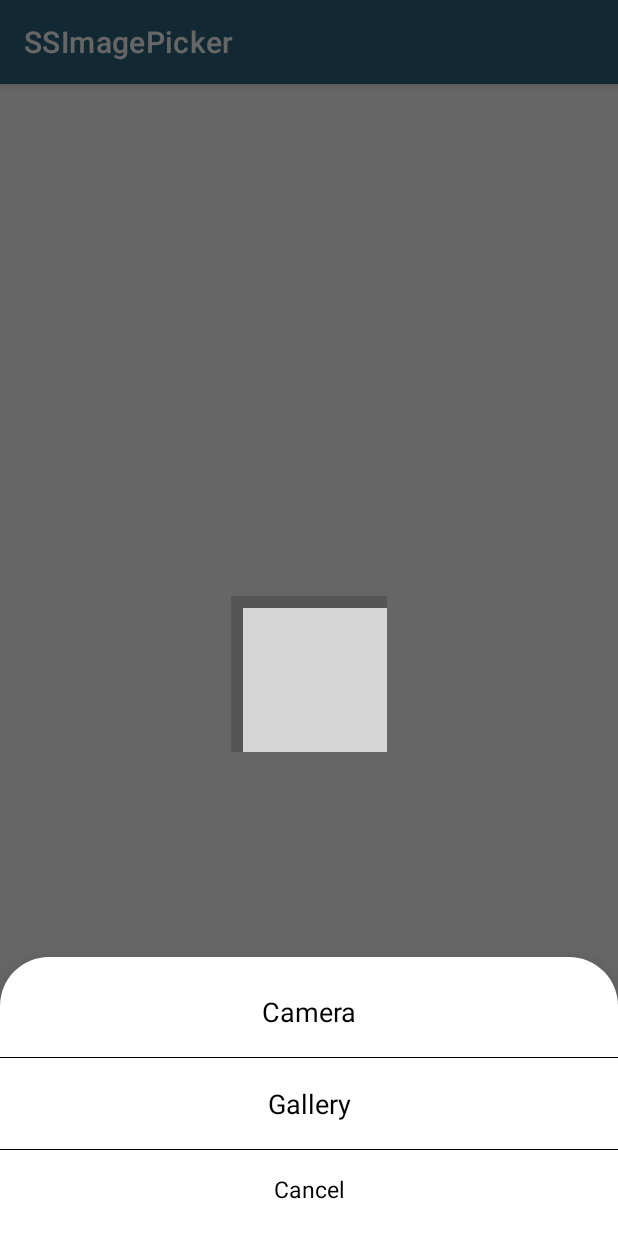
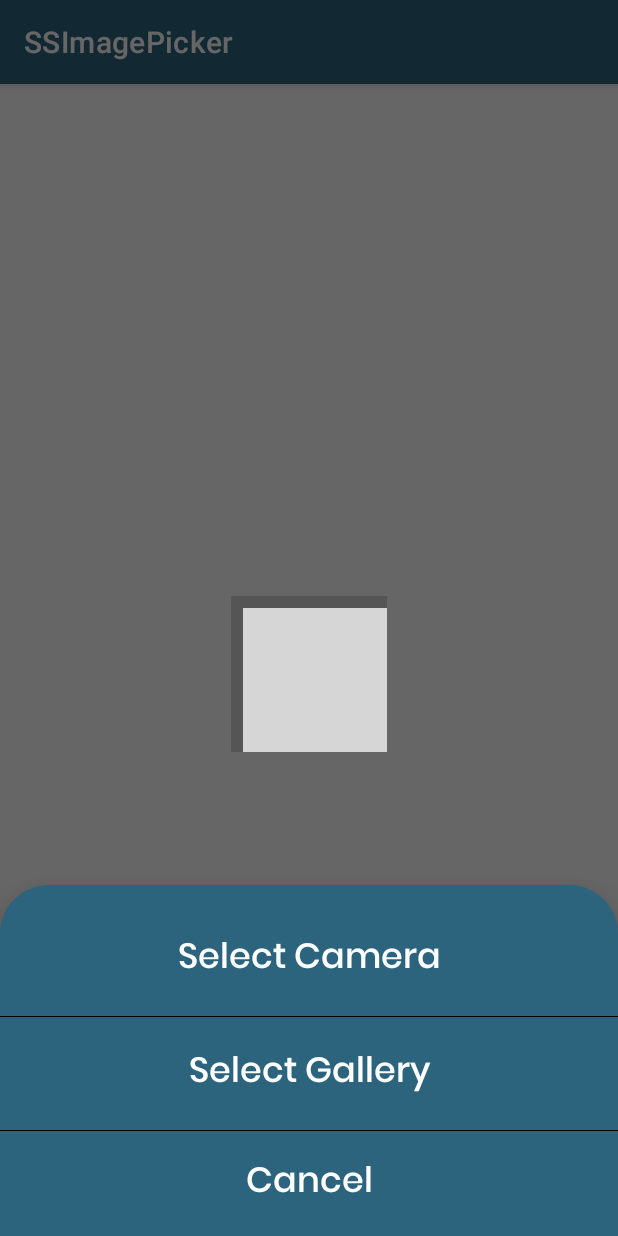
Before and after one commit to SimformSolutionsPvtLtd/SSImagePicker, an Android app: the screen it shows after launch (MainActivity), after a tap on an icon or button, on a phone screen of 412 x 824 dp. Run offline under Robolectric (Android 15) with nearby library versions, the phone set to English and light mode, and no system bars; our stand-ins replace data binding, sdp/ssp sizes; grey boxes are pictures that could not be loaded.

Commit message:
feature: add customizations in bottomsheet

```diff
--- a/app/src/main/java/com/ssimagepicker/app/MainActivity.kt
+++ b/app/src/main/java/com/ssimagepicker/app/MainActivity.kt
@@ -6,6 +6,8 @@ import android.net.Uri
 import androidx.appcompat.app.AppCompatActivity
 import android.os.Bundle
 import android.view.View
+import androidx.annotation.DrawableRes
+import androidx.core.content.ContextCompat
 import com.app.imagepickerlibrary.ImagePickerActivityClass
 import com.app.imagepickerlibrary.ImagePickerBottomsheet
 import com.app.imagepickerlibrary.bottomSheetActionCamera
@@ -20,7 +22,7 @@ class MainActivity : AppCompatActivity(), View.OnClickListener, ImagePickerBotto
     override fun onCreate(savedInstanceState: Bundle?) {
         super.onCreate(savedInstanceState)
         setContentView(R.layout.activity_main)
-        imagePicker = ImagePickerActivityClass(this,this,this)
+        imagePicker = ImagePickerActivityClass(this, this, this)
     }
 
     override fun onClick(v: View?) {
@@ -43,19 +45,35 @@ class MainActivity : AppCompatActivity(), View.OnClickListener, ImagePickerBotto
         }
     }
 
+    //Override this method for customization of bottomsheet
+    override fun doCustomisations(fragment: ImagePickerBottomsheet) {
+        fragment.apply {
+            //Customize button text
+            setButtonText(cameraButtonText = "Select Camera", galleryButtonText = "Select Gallery", cancelButtonText = "Cancel")
+
+            //Customize button text color
+            setButtonColors(galleryButtonColor = ContextCompat.getColor(requireContext(), R.color.white))
+
+            //For more customization make a style in your styles xml and pass it to this method. (This will override above method result).
+            setTextAppearance(R.style.fontForNotificationLandingPage)
+
+            //To customize bottomsheet style
+            setBottomSheetBackgroundStyle(R.drawable.drawable_bottom_sheet_dialog)
+        }
+    }
+
     @SuppressLint("MissingSuperCall")
-    override fun onRequestPermissionsResult(requestCode: Int, permissions: Array<out String>, grantResults: IntArray
-    ) {
+    override fun onRequestPermissionsResult(requestCode: Int, permissions: Array<out String>, grantResults: IntArray) {
         imagePicker.onRequestPermissionsResult(requestCode, permissions, grantResults)
     }
 
     @SuppressLint("MissingSuperCall")
     override fun onActivityResult(requestCode: Int, resultCode: Int, data: Intent?) {
-       imagePicker.onActivityResult(requestCode, resultCode, data)
+        imagePicker.onActivityResult(requestCode, resultCode, data)
     }
 
     override fun returnString(item: Uri?) {
-        imageViewEditProfile.loadImage(item, isCircle = true){}
+        imageViewEditProfile.loadImage(item, isCircle = true) {}
     }
 
 }
--- a/app/src/main/res/drawable/drawable_bottom_sheet_dialog.xml
+++ b/app/src/main/res/drawable/drawable_bottom_sheet_dialog.xml
@@ -5,5 +5,5 @@
         android:topLeftRadius="@dimen/_25sdp"
         android:topRightRadius="@dimen/_25sdp" />
     <padding android:top="@dimen/_5sdp" />
-    <solid android:color="@color/white" />
+    <solid android:color="@color/colorPrimary" />
 </shape>
--- a/app/src/main/res/values/themes.xml
+++ b/app/src/main/res/values/themes.xml
@@ -28,4 +28,10 @@
         <item name="android:background">@drawable/drawable_bottom_sheet_dialog</item>
     </style>
 
+    <style name="fontForNotificationLandingPage" parent="Widget.AppCompat.TextView">
+        <item name="android:fontFamily">@font/poppins_medium</item>
+        <item name="android:textColor">@color/white</item>
+        <item name="android:textSize">@dimen/_18ssp</item>
+    </style>
+
 </resources>
--- a/imagepickerlibrary/src/main/java/com/app/imagepickerlibrary/ImagePickerBottomsheet.kt
+++ b/imagepickerlibrary/src/main/java/com/app/imagepickerlibrary/ImagePickerBottomsheet.kt
@@ -2,11 +2,17 @@ package com.app.imagepickerlibrary
 
 import android.app.Dialog
 import android.content.Context
+import android.os.Build
 import android.os.Bundle
 import android.view.LayoutInflater
 import android.view.View
 import android.view.ViewGroup
+import androidx.annotation.ColorInt
+import androidx.annotation.DrawableRes
 import androidx.annotation.LayoutRes
+import androidx.annotation.RequiresApi
+import androidx.annotation.StyleRes
+import androidx.core.content.ContextCompat
 import androidx.databinding.DataBindingUtil
 import com.app.imagepickerlibrary.databinding.BottomsheetLayoutUploadImageOptionsBinding
 import com.google.android.material.bottomsheet.BottomSheetBehavior
@@ -14,9 +20,10 @@ import com.google.android.material.bottomsheet.BottomSheetDialog
 import com.google.android.material.bottomsheet.BottomSheetDialogFragment
 
 class ImagePickerBottomsheet(@LayoutRes val layoutId: Int = R.layout.bottomsheet_layout_upload_image_options) :
-    BottomSheetDialogFragment(), View.OnClickListener {
+        BottomSheetDialogFragment(), View.OnClickListener {
 
     private var mListener: ItemClickListener? = null
+    lateinit var binding: BottomsheetLayoutUploadImageOptionsBinding
 
     override fun getTheme(): Int {
         return R.style.RoundBottomSheetDialogThemeWhite
@@ -32,19 +39,22 @@ class ImagePickerBottomsheet(@LayoutRes val layoutId: Int = R.layout.bottomsheet
             val bottomSheetInternal = bottomSheetDialog.findViewById<View>(com.google.android.material.R.id.design_bottom_sheet) as View
             BottomSheetBehavior.from(bottomSheetInternal).state = BottomSheetBehavior.STATE_EXPANDED
         }
-        return initializeDataBinding()?.root
+        initializeDataBinding()
+        return binding.root
     }
 
     private fun initializeDataBinding(): BottomsheetLayoutUploadImageOptionsBinding? {
-        return DataBindingUtil.inflate<BottomsheetLayoutUploadImageOptionsBinding>(LayoutInflater.from(requireContext()), layoutId, null, false).apply {
+        binding = DataBindingUtil.inflate<BottomsheetLayoutUploadImageOptionsBinding>(LayoutInflater.from(requireContext()), layoutId, null, false).apply {
             lifecycleOwner = this@ImagePickerBottomsheet
             clickHandler = this@ImagePickerBottomsheet
             executePendingBindings()
         }
+        return binding
     }
 
     override fun onViewCreated(view: View, savedInstanceState: Bundle?) {
         super.onViewCreated(view, savedInstanceState)
+        mListener?.doCustomisations(this)
     }
 
     override fun onAttach(context: Context) {
@@ -52,9 +62,7 @@ class ImagePickerBottomsheet(@LayoutRes val layoutId: Int = R.layout.bottomsheet
         mListener = if (context is ItemClickListener) {
             context
         } else {
-            throw RuntimeException(
-                "$context"
-            )
+            throw RuntimeException("$context")
         }
     }
 
@@ -80,7 +88,41 @@ class ImagePickerBottomsheet(@LayoutRes val layoutId: Int = R.layout.bottomsheet
         }
     }
 
+    fun setButtonText(cameraButtonText: String = getString(R.string.str_camera), galleryButtonText: String = getString(R.string.str_gallery), cancelButtonText: String = getString(R.string.str_cancel)) {
+        binding.apply {
+            textViewChooseCamera.text = cameraButtonText
+            textViewChooseGallery.text = galleryButtonText
+            textViewChooseCancel.text = cancelButtonText
+        }
+    }
+
+    fun setButtonColors(
+            @ColorInt cameraButtonColor: Int = ContextCompat.getColor(requireContext(), R.color.black),
+            @ColorInt galleryButtonColor: Int = ContextCompat.getColor(requireContext(), R.color.black),
+            @ColorInt cancelButtonColor: Int = ContextCompat.getColor(requireContext(), R.color.black)
+    ) {
+        binding.apply {
+            textViewChooseCamera.setTextColor(cameraButtonColor)
+            textViewChooseGallery.setTextColor(galleryButtonColor)
+            textViewChooseCancel.setTextColor(cancelButtonColor)
+        }
+    }
+
+    @RequiresApi(Build.VERSION_CODES.M)
+    fun setTextAppearance(@StyleRes buttonStyle: Int = R.style.TextViewImageOption) {
+        binding.apply {
+            textViewChooseCamera.setTextAppearance(buttonStyle)
+            textViewChooseGallery.setTextAppearance(buttonStyle)
+            textViewChooseCancel.setTextAppearance(buttonStyle)
+        }
+    }
+
+    fun setBottomSheetBackgroundStyle(@DrawableRes bottomSheetStyle: Int = R.drawable.drawable_bottom_sheet_dialog) {
+        binding.root.setBackgroundResource(bottomSheetStyle)
+    }
+
     interface ItemClickListener {
         fun onItemClick(item: String?)
+        fun doCustomisations(fragment: ImagePickerBottomsheet) {}
     }
 }
```
Also changed, not shown: app/src/main/res/font/poppins_medium.ttf (added), 2 other files.
